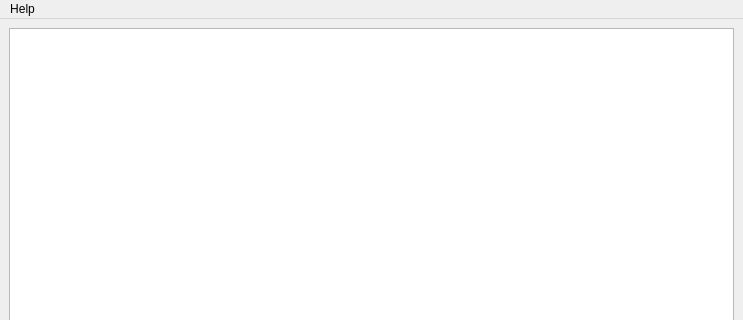
The window that ui/main_window.ui (Sobottasgithub/ClOwn-Mails) describes before a commit, drawn with Qt 5; both pictures show x 0 to 743 and y 0 to 320 of the 743 by 574 pixel window.
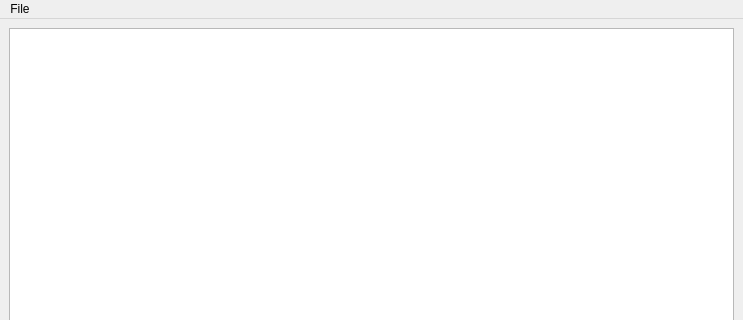
The same window after the commit.

```diff
--- a/ui/main_window.ui
+++ b/ui/main_window.ui
@@ -68,13 +68,13 @@
      <height>24</height>
     </rect>
    </property>
-   <widget class="QMenu" name="menuHelp">
+   <widget class="QMenu" name="menuFile">
     <property name="title">
-     <string>Help</string>
+     <string>File</string>
     </property>
     <addaction name="uiAction_about"/>
    </widget>
-   <addaction name="menuHelp"/>
+   <addaction name="menuFile"/>
   </widget>
   <widget class="QStatusBar" name="statusBar"/>
   <action name="uiAction_about">
```
Left out of the diff: 17 changed lines with no effect on the pictures.
